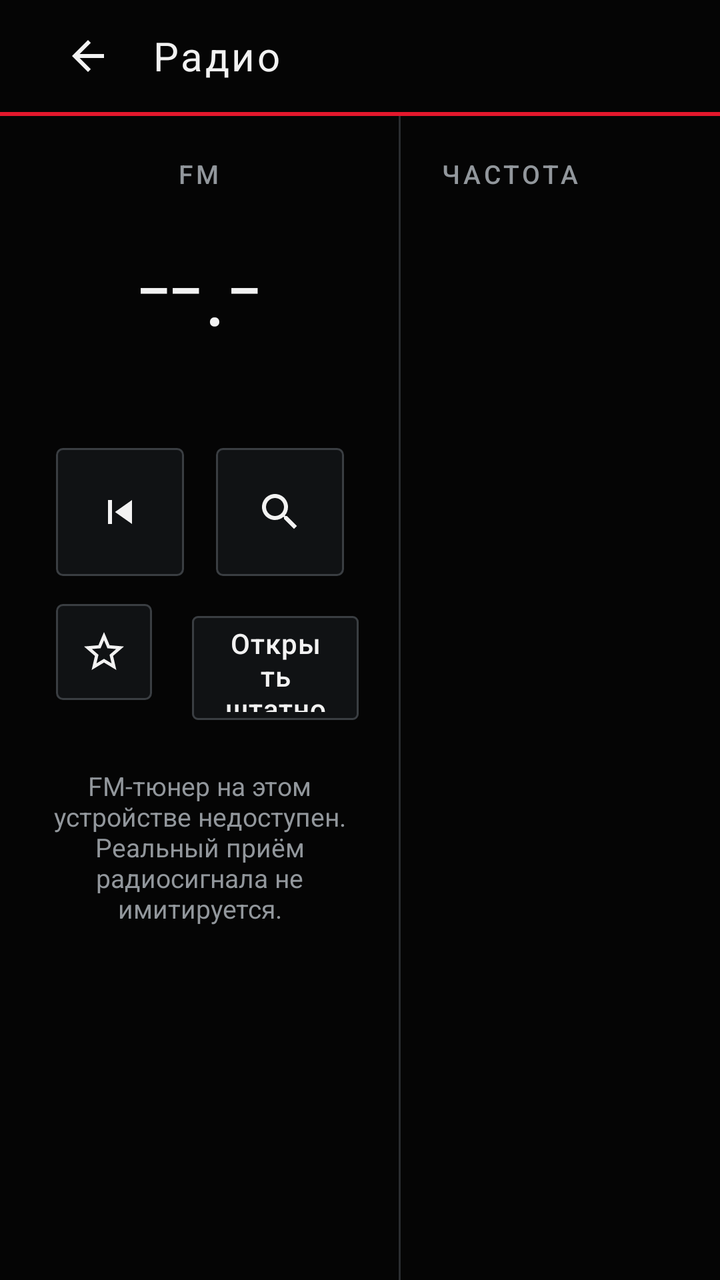
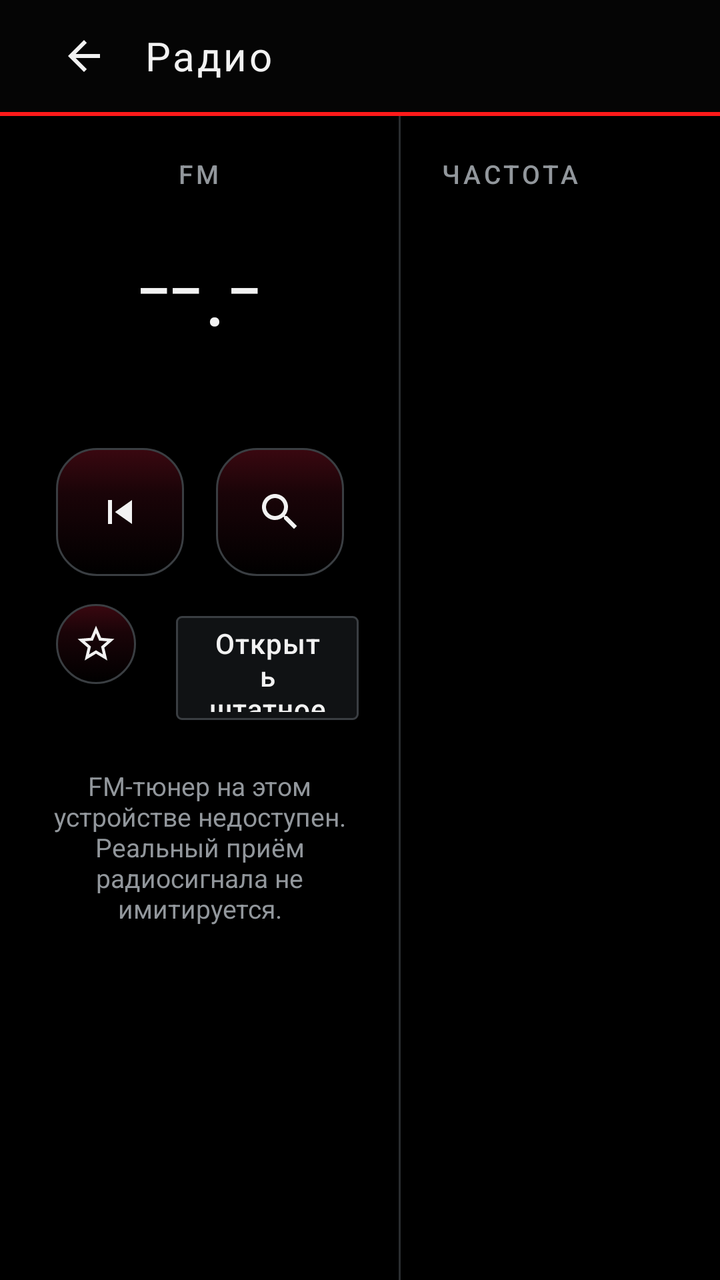

Two renders of the same Android screen: before a commit and after it. Below are the layout's source before the change and the commit's diff.
<!-- AndroidManifest.xml: application theme Theme.VWShell -->
<!-- res/layout/fragment_radio.xml -->
<?xml version="1.0" encoding="utf-8"?>
<LinearLayout xmlns:android="http://schemas.android.com/apk/res/android"
    xmlns:app="http://schemas.android.com/apk/res-auto"
    android:layout_width="match_parent" android:layout_height="match_parent"
    android:orientation="vertical" android:background="@color/vw_background">
    <include layout="@layout/layout_section_header"/>
    <View android:layout_width="match_parent" android:layout_height="@dimen/accent_line" android:background="@drawable/accent_line"/>
    <LinearLayout android:layout_width="match_parent" android:layout_height="0dp" android:layout_weight="1" android:orientation="horizontal">
        <LinearLayout android:layout_width="0dp" android:layout_height="match_parent" android:layout_weight="5"
            android:orientation="vertical" android:gravity="center_horizontal" android:padding="@dimen/screen_padding">
            <TextView android:id="@+id/radioBand" style="@style/VW.SectionLabel" android:layout_width="wrap_content" android:layout_height="wrap_content" android:text="@string/radio_band_fm"/>
            <TextView android:id="@+id/radioFreq" android:layout_width="wrap_content" android:layout_height="wrap_content" android:layout_marginTop="8dp"
                android:textColor="@color/vw_text_primary" android:textSize="56sp" android:fontFamily="sans-serif-light" android:text="--.-"/>
            <TextView android:id="@+id/radioStationName" android:layout_width="wrap_content" android:layout_height="wrap_content" android:layout_marginTop="4dp"
                android:textColor="@color/vw_text_secondary" android:textSize="@dimen/body_text" android:singleLine="true" android:maxWidth="360dp" android:ellipsize="end"/>
            <LinearLayout android:layout_width="wrap_content" android:layout_height="wrap_content" android:orientation="horizontal" android:layout_marginTop="20dp">
                <ImageButton android:id="@+id/btnPrev" style="@style/VW.ControlButton" android:src="@drawable/ic_prev" android:contentDescription="@string/radio_prev"/>
                <ImageButton android:id="@+id/btnSearch" style="@style/VW.ControlButton" android:src="@drawable/ic_search" android:contentDescription="@string/radio_search"/>
                <ImageButton android:id="@+id/btnNext" style="@style/VW.ControlButton" android:src="@drawable/ic_next" android:contentDescription="@string/radio_next"/>
            </LinearLayout>
            <LinearLayout android:layout_width="wrap_content" android:layout_height="wrap_content" android:orientation="horizontal" android:layout_marginTop="14dp">
                <ImageButton android:id="@+id/btnFav" style="@style/VW.ControlButton.small" android:src="@drawable/ic_star_outline" android:contentDescription="@string/radio_favorites"/>
                <com.google.android.material.button.MaterialButton android:id="@+id/btnOpenRadioApp" style="@style/VW.Button"
                    android:layout_width="wrap_content" android:layout_height="@dimen/control_button" android:layout_marginStart="12dp" android:text="@string/radio_open_app"/>
            </LinearLayout>
            <TextView android:id="@+id/radioStatus" android:layout_width="match_parent" android:layout_height="wrap_content" android:layout_marginTop="18dp"
                android:textColor="@color/vw_text_secondary" android:textSize="@dimen/small_text" android:gravity="center" android:text="@string/radio_no_tuner"/>
        </LinearLayout>
        <View android:layout_width="1dp" android:layout_height="match_parent" android:background="@drawable/divider_h"/>
        <LinearLayout android:layout_width="0dp" android:layout_height="match_parent" android:layout_weight="4" android:orientation="vertical">
            <TextView style="@style/VW.SectionLabel" android:layout_width="match_parent" android:layout_height="wrap_content" android:padding="@dimen/screen_padding" android:text="@string/radio_frequency"/>
            <androidx.recyclerview.widget.RecyclerView android:id="@+id/stationList" android:layout_width="match_parent" android:layout_height="0dp" android:layout_weight="1" android:paddingBottom="8dp" android:clipToPadding="false"/>
            <TextView android:id="@+id/stationsEmpty" android:layout_width="match_parent" android:layout_height="0dp" android:layout_weight="1" android:gravity="center" android:visibility="gone"
                android:textColor="@color/vw_text_secondary" android:textSize="@dimen/body_text" android:padding="24dp"/>
        </LinearLayout>
    </LinearLayout>
</LinearLayout>
<!-- res/layout/layout_section_header.xml (included above) -->
<?xml version="1.0" encoding="utf-8"?>
<LinearLayout xmlns:android="http://schemas.android.com/apk/res/android"
    android:layout_width="match_parent"
    android:layout_height="@dimen/topbar_height"
    android:orientation="horizontal"
    android:gravity="center_vertical"
    android:background="@color/vw_background"
    android:paddingStart="@dimen/screen_padding"
    android:paddingEnd="@dimen/screen_padding">

    <ImageButton
        android:id="@+id/btnBack"
        android:layout_width="48dp"
        android:layout_height="48dp"
        android:background="?attr/selectableItemBackgroundBorderless"
        android:src="@drawable/ic_back"
        android:scaleType="centerInside"
        android:contentDescription="@string/back"
        android:focusable="true"/>

    <TextView
        android:id="@+id/sectionTitle"
        android:layout_width="0dp"
        android:layout_height="wrap_content"
        android:layout_weight="1"
        android:layout_marginStart="8dp"
        android:textColor="@color/vw_text_primary"
        android:textSize="@dimen/title_text"
        android:letterSpacing="0.06"
        android:text="@string/radio_title"/>

    <TextView
        android:id="@+id/headerClock"
        android:layout_width="wrap_content"
        android:layout_height="wrap_content"
        android:textColor="@color/vw_text_secondary"
        android:textSize="@dimen/body_text"
        android:fontFamily="sans-serif-light"/>
</LinearLayout>
<!-- resources referenced by this layout -->
<resources>
  <dimen name="accent_line">2dp</dimen>
  <dimen name="body_text">16sp</dimen>
  <dimen name="control_button">64dp</dimen>
  <dimen name="screen_padding">20dp</dimen>
  <dimen name="small_text">13sp</dimen>
  <dimen name="title_text">20sp</dimen>
  <dimen name="topbar_height">56dp</dimen>
  <string name="back">Назад</string>
  <string name="radio_band_fm">FM</string>
  <string name="radio_title">Радио</string>
  <style name="VW.ControlButton" parent="">
          <item name="android:layout_width">@dimen/control_button</item>
          <item name="android:layout_height">@dimen/control_button</item>
          <item name="android:layout_marginStart">8dp</item>
          <item name="android:layout_marginEnd">8dp</item>
          <item name="android:background">@drawable/bg_tile</item>
          <item name="android:scaleType">centerInside</item>
          <item name="android:padding">14dp</item>
          <item name="tint">@color/vw_icon_tint</item>
          <item name="android:tint">@color/vw_icon_tint</item>
          <item name="android:focusable">true</item>
      </style>
  <style name="VW.ControlButton.small">
          <item name="android:layout_width">48dp</item>
          <item name="android:layout_height">48dp</item>
          <item name="android:padding">10dp</item>
      </style>
  <color name="vw_accent">#FFE3182D</color>
  <color name="vw_tile_bg">#FF101214</color>
  <dimen name="tile_radius">3dp</dimen>
  <color name="vw_stroke">#FF3A3E42</color>
  <dimen name="tile_stroke">1dp</dimen>
  <dimen name="button_height">56dp</dimen>
  <!-- drawable bg_tile (drawable) -->
  <?xml version="1.0" encoding="utf-8"?>
  <selector xmlns:android="http://schemas.android.com/apk/res/android">
      <item android:state_pressed="true">
          <shape android:shape="rectangle">
              <solid android:color="@color/vw_tile_bg_pressed"/>
              <stroke android:width="@dimen/tile_stroke" android:color="@color/vw_accent"/>
              <corners android:radius="@dimen/tile_radius"/>
          </shape>
      </item>
      <item android:state_focused="true">
          <shape android:shape="rectangle">
              <solid android:color="@color/vw_tile_bg"/>
              <stroke android:width="@dimen/tile_stroke" android:color="@color/vw_accent"/>
              <corners android:radius="@dimen/tile_radius"/>
          </shape>
      </item>
      <item android:state_selected="true">
          <shape android:shape="rectangle">
              <solid android:color="@color/vw_tile_bg"/>
              <stroke android:width="@dimen/tile_stroke" android:color="@color/vw_accent"/>
              <corners android:radius="@dimen/tile_radius"/>
          </shape>
      </item>
      <item>
          <shape android:shape="rectangle">
              <solid android:color="@color/vw_tile_bg"/>
              <stroke android:width="@dimen/tile_stroke" android:color="@color/vw_stroke"/>
              <corners android:radius="@dimen/tile_radius"/>
          </shape>
      </item>
  </selector>
  <!-- unchanged entries left out for length: 24 -->
</resources>

<!-- the commit's change to res/layout/fragment_radio.xml (unified diff, before → after) -->
@@ -2,7 +2,7 @@
 <LinearLayout xmlns:android="http://schemas.android.com/apk/res/android"
     xmlns:app="http://schemas.android.com/apk/res-auto"
     android:layout_width="match_parent" android:layout_height="match_parent"
-    android:orientation="vertical" android:background="@color/vw_background">
+    android:orientation="vertical" android:background="@drawable/bg_screen_gradient">
     <include layout="@layout/layout_section_header"/>
     <View android:layout_width="match_parent" android:layout_height="@dimen/accent_line" android:background="@drawable/accent_line"/>
     <LinearLayout android:layout_width="match_parent" android:layout_height="0dp" android:layout_weight="1" android:orientation="horizontal">
@@ -48,9 +48,9 @@
 
     <ImageButton
         android:id="@+id/btnBack"
-        android:layout_width="48dp"
-        android:layout_height="48dp"
-        android:background="?attr/selectableItemBackgroundBorderless"
+        android:layout_width="44dp"
+        android:layout_height="44dp"
+        android:background="@drawable/btn_back_round_bg"
         android:src="@drawable/ic_back"
         android:scaleType="centerInside"
         android:contentDescription="@string/back"
<!-- resource entries referenced after the edit -->
@@ -7,6 +7,25 @@
   <dimen name="small_text">13sp</dimen>
   <dimen name="title_text">20sp</dimen>
   <dimen name="topbar_height">56dp</dimen>
+  <!-- drawable bg_screen_gradient (drawable) -->
+  <?xml version="1.0" encoding="utf-8"?>
+  <shape xmlns:android="http://schemas.android.com/apk/res/android" android:shape="rectangle">
+      <solid android:color="#FF000000" />
+  </shape>
+  <!-- drawable btn_back_round_bg (drawable) -->
+  <?xml version="1.0" encoding="utf-8"?>
+  <selector xmlns:android="http://schemas.android.com/apk/res/android">
+      <item android:state_pressed="true">
+          <shape android:shape="oval">
+              <solid android:color="#26FF1A1A"/>
+          </shape>
+      </item>
+      <item>
+          <shape android:shape="oval">
+              <solid android:color="@android:color/transparent"/>
+          </shape>
+      </item>
+  </selector>
   <string name="back">Назад</string>
   <string name="radio_band_fm">FM</string>
   <string name="radio_title">Радио</string>
@@ -15,7 +34,8 @@
           <item name="android:layout_height">@dimen/control_button</item>
           <item name="android:layout_marginStart">8dp</item>
           <item name="android:layout_marginEnd">8dp</item>
-          <item name="android:background">@drawable/bg_tile</item>
+          
+          <item name="android:background">@drawable/bg_control_round</item>
           <item name="android:scaleType">centerInside</item>
           <item name="android:padding">14dp</item>
           <item name="tint">@color/vw_icon_tint</item>
@@ -23,48 +43,50 @@
           <item name="android:focusable">true</item>
       </style>
   <style name="VW.ControlButton.small">
-          <item name="android:layout_width">48dp</item>
-          <item name="android:layout_height">48dp</item>
-          <item name="android:padding">10dp</item>
+          <item name="android:layout_width">40dp</item>
+          <item name="android:layout_height">40dp</item>
+          <item name="android:padding">9dp</item>
       </style>
-  <color name="vw_accent">#FFE3182D</color>
+  <color name="vw_accent">#FFFF1A1A</color>
   <color name="vw_tile_bg">#FF101214</color>
   <dimen name="tile_radius">3dp</dimen>
   <color name="vw_stroke">#FF3A3E42</color>
   <dimen name="tile_stroke">1dp</dimen>
   <dimen name="button_height">56dp</dimen>
-  <!-- drawable bg_tile (drawable) -->
+  <!-- drawable bg_control_round (drawable) -->
   <?xml version="1.0" encoding="utf-8"?>
   <selector xmlns:android="http://schemas.android.com/apk/res/android">
       <item android:state_pressed="true">
           <shape android:shape="rectangle">
-              <solid android:color="@color/vw_tile_bg_pressed"/>
-              <stroke android:width="@dimen/tile_stroke" android:color="@color/vw_accent"/>
-              <corners android:radius="@dimen/tile_radius"/>
+              <gradient android:type="linear" android:angle="270"
+                  android:startColor="@color/tile_grad_top" android:centerColor="@color/tile_grad_mid"
+                  android:centerX="0.35" android:endColor="@color/tile_grad_bottom"/>
+              <corners android:radius="20dp"/>
+              <stroke android:width="1dp" android:color="@color/vw_accent"/>
           </shape>
       </item>
       <item android:state_focused="true">
           <shape android:shape="rectangle">
-              <solid android:color="@color/vw_tile_bg"/>
-              <stroke android:width="@dimen/tile_stroke" android:color="@color/vw_accent"/>
-              <corners android:radius="@dimen/tile_radius"/>
-          </shape>
-      </item>
-      <item android:state_selected="true">
-          <shape android:shape="rectangle">
-              <solid android:color="@color/vw_tile_bg"/>
-              <stroke android:width="@dimen/tile_stroke" android:color="@color/vw_accent"/>
-              <corners android:radius="@dimen/tile_radius"/>
+              <gradient android:type="linear" android:angle="270"
+                  android:startColor="@color/tile_grad_top" android:centerColor="@color/tile_grad_mid"
+                  android:centerX="0.35" android:endColor="@color/tile_grad_bottom"/>
+              <corners android:radius="20dp"/>
+              <stroke android:width="1dp" android:color="@color/vw_accent"/>
           </shape>
       </item>
       <item>
           <shape android:shape="rectangle">
-              <solid android:color="@color/vw_tile_bg"/>
-              <stroke android:width="@dimen/tile_stroke" android:color="@color/vw_stroke"/>
-              <corners android:radius="@dimen/tile_radius"/>
+              <gradient android:type="linear" android:angle="270"
+                  android:startColor="@color/tile_grad_top" android:centerColor="@color/tile_grad_mid"
+                  android:centerX="0.35" android:endColor="@color/tile_grad_bottom"/>
+              <corners android:radius="20dp"/>
+              <stroke android:width="1dp" android:color="@color/vw_stroke"/>
           </shape>
       </item>
   </selector>
+  <color name="tile_grad_top">#3A0810</color>
+  <color name="tile_grad_mid">#1A0408</color>
+  <color name="tile_grad_bottom">#000000</color>
   <!-- unchanged entries left out for length: 24 -->
 </resources>
 
